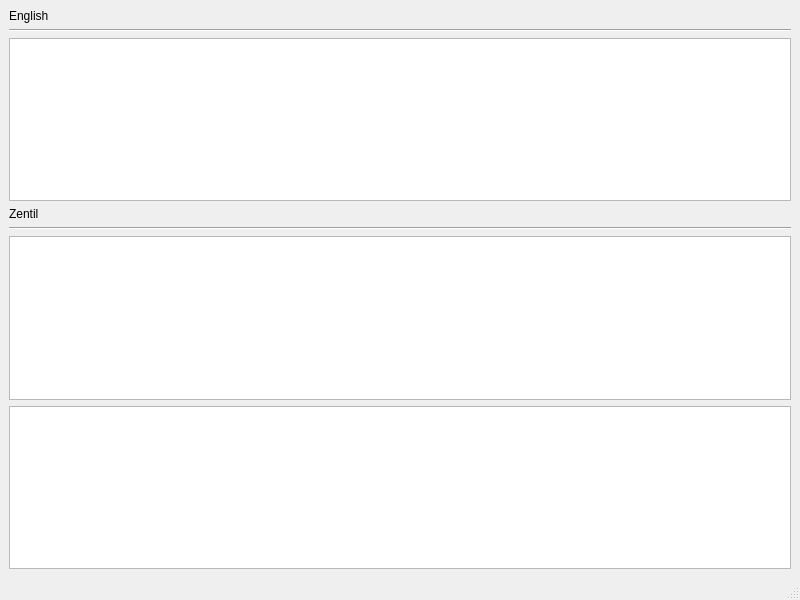
First picture: the form in world/zaveh/mainwindow.ui, repository maxstrack/so-a-rr_language, before the edit.
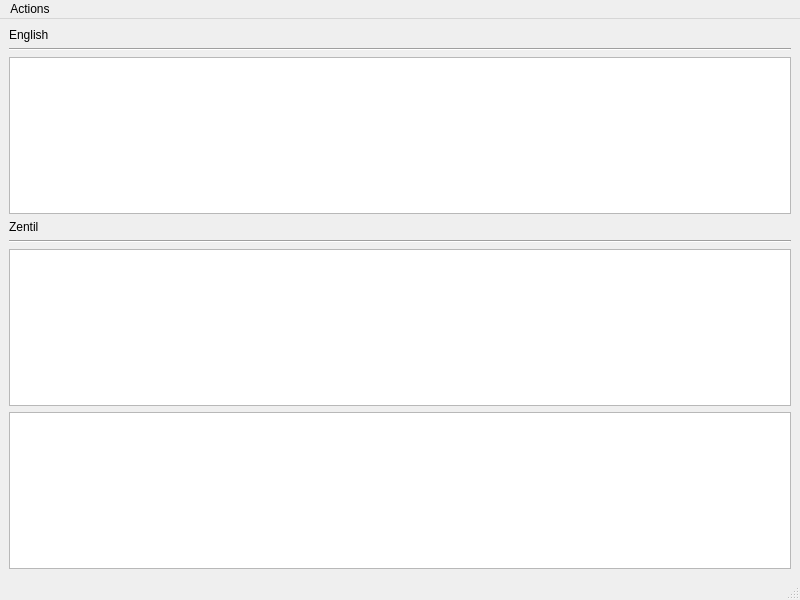
Second picture: the form after the edit.

Commit message: added menu, fixed dynamic scene

Patch:
```diff
--- a/world/zaveh/mainwindow.ui
+++ b/world/zaveh/mainwindow.ui
@@ -67,6 +67,13 @@
      <height>22</height>
     </rect>
    </property>
+   <widget class="QMenu" name="menuAction">
+    <property name="title">
+     <string>Actions</string>
+    </property>
+    <addaction name="allLetters"/>
+   </widget>
+   <addaction name="menuAction"/>
   </widget>
   <widget class="QStatusBar" name="statusbar"/>
  </widget>
```
Left out of the diff: 5 changed lines with no effect on the pictures. The commit also changes 1 other file.
